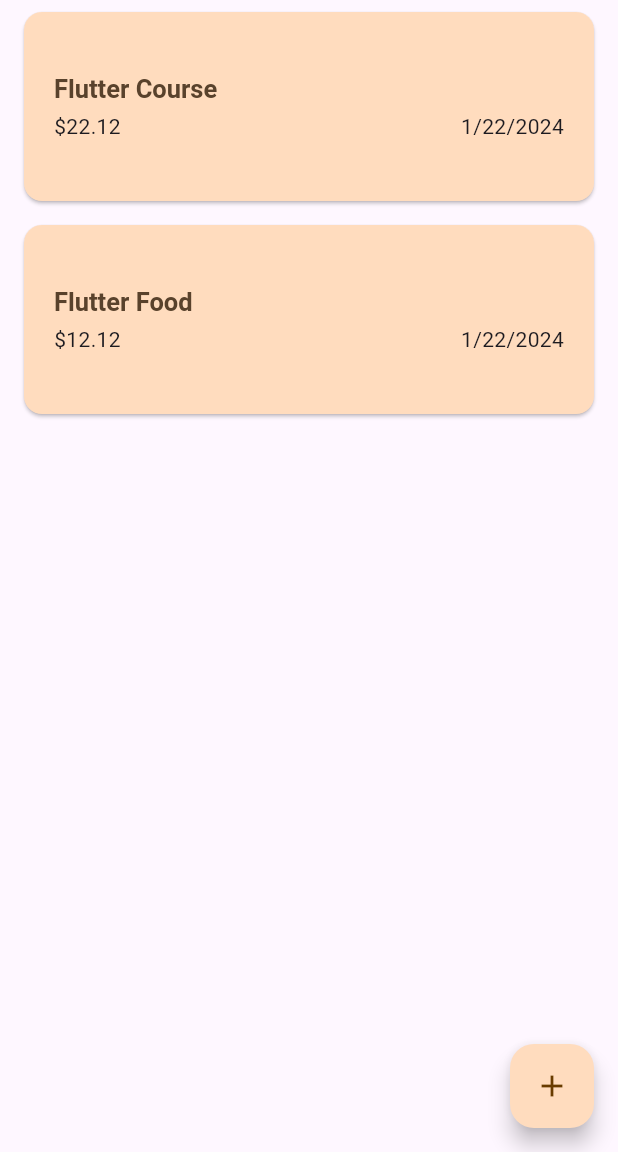
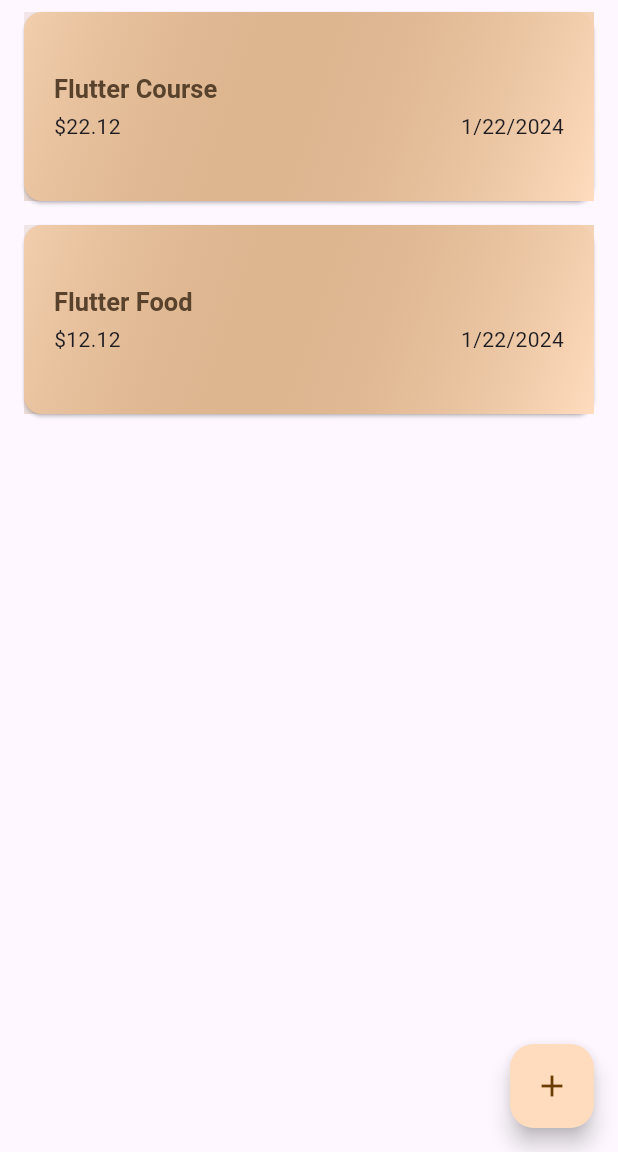
Before and after one commit to marijoy-apa/flutter-learn-forms, a Flutter app: the screen it shows after launch, on a phone screen of 412 x 824 dp, the part 84-1236 px from its top. Run offline on Flutter 3.47's test engine with Material 3 defaults, Android fonts, the phone set to English and light mode, and no system bars.

Commit message:
add gradient

```diff
--- a/expense_tracker/lib/expense_item.dart
+++ b/expense_tracker/lib/expense_item.dart
@@ -9,7 +9,17 @@ class ExpenseItem extends StatelessWidget {
   @override
   Widget build(BuildContext context) {
     return Card(
-      child: Padding(
+      child: Container(
+        decoration: BoxDecoration(
+          gradient: LinearGradient(
+            colors: [
+              Theme.of(context).colorScheme.primary.withOpacity(0.1),
+              Theme.of(context).colorScheme.primaryContainer,
+            ],
+            begin: Alignment.topLeft,
+            end: Alignment.bottomRight
+          ),
+        ),
         padding: const EdgeInsets.symmetric(
           horizontal: 20,
           vertical: 40,
```
